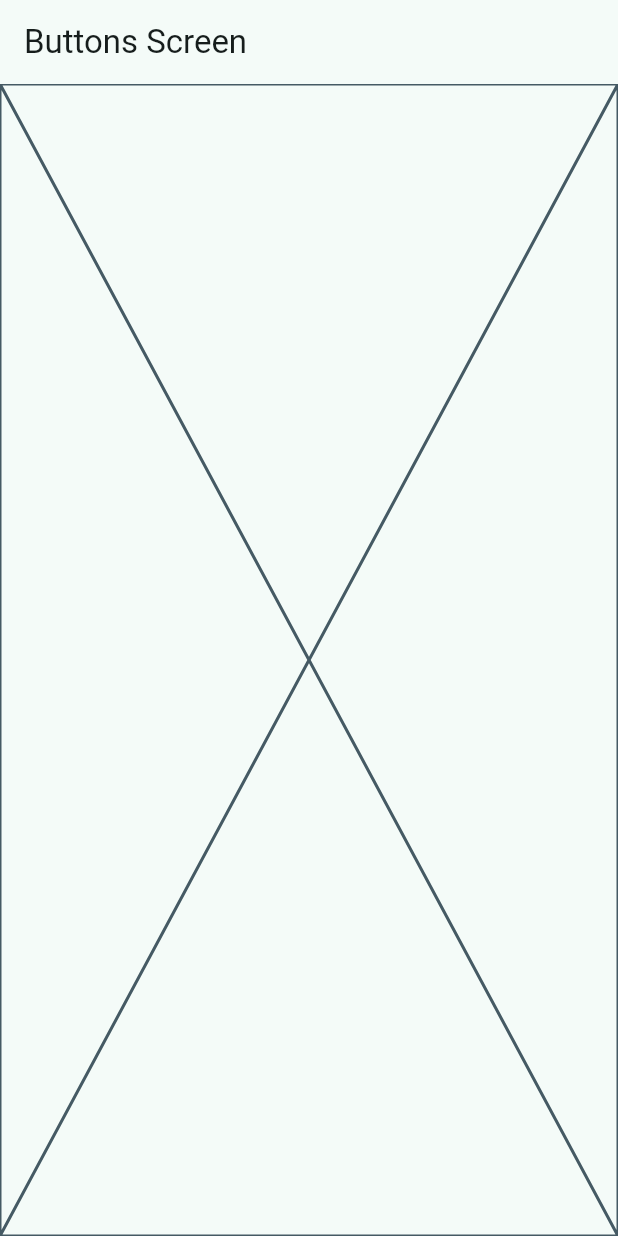
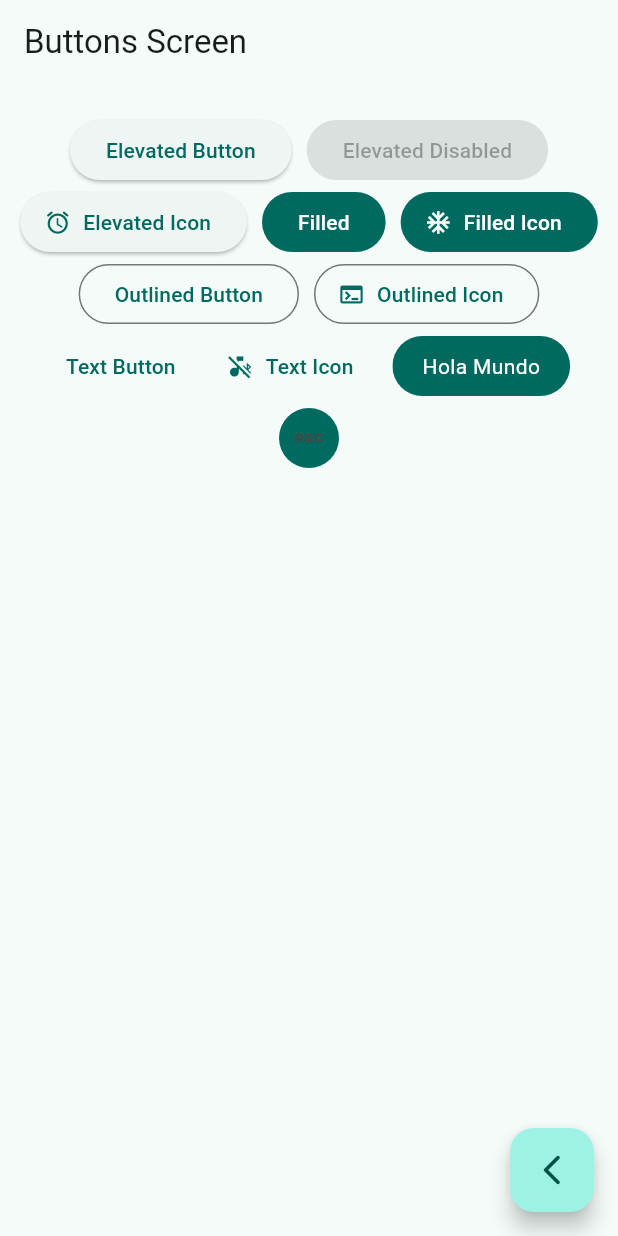
Before and after one commit to omarmontoys/widgets_app, a Flutter app: the ButtonsScreen screen opened by its route, on a phone screen of 412 x 824 dp. Run offline on Flutter 3.47's test engine with Material 2 defaults, Android fonts, the phone set to English and light mode, and no system bars; our stand-ins replace go_router.

Commit message:
Buttons Screen finish

```diff
--- a/lib/presentation/screens/home/buttons/buttons_screen.dart
+++ b/lib/presentation/screens/home/buttons/buttons_screen.dart
@@ -1,4 +1,5 @@
 import 'package:flutter/material.dart';
+import 'package:go_router/go_router.dart';
 
 class ButtonsScreen extends StatelessWidget {
   static const String name = "ButtonsScreen";
@@ -10,7 +11,95 @@ class ButtonsScreen extends StatelessWidget {
       appBar: AppBar(
         title: const Text('Buttons Screen'),
       ),
-      body: const Placeholder(),
+      body: const _ButtonsView(),
+      floatingActionButton: FloatingActionButton(
+        child: const Icon(Icons.arrow_back_ios_new_rounded),
+        onPressed: () {
+          context.pop();
+        },
+      ),
     );
   }
 }
+
+class _ButtonsView extends StatelessWidget {
+  const _ButtonsView();
+
+  @override
+  Widget build(BuildContext context) {
+    final colors = Theme.of(context).colorScheme;
+    return SizedBox(
+        width: double.infinity,
+        child: Padding(
+          padding: const EdgeInsets.symmetric(horizontal: 10, vertical: 20),
+          child: Wrap(
+            spacing: 10,
+            crossAxisAlignment: WrapCrossAlignment.center,
+            alignment: WrapAlignment.center,
+            children: [
+              ElevatedButton(
+                  onPressed: () {}, child: const Text('Elevated Button')),
+              const ElevatedButton(
+                  onPressed: null, child: Text('Elevated Disabled')),
+              ElevatedButton.icon(
+                  onPressed: () {},
+                  icon: const Icon(Icons.access_alarm_rounded),
+                  label: const Text('Elevated Icon')),
+              FilledButton(onPressed: () {}, child: const Text('Filled')),
+              FilledButton.icon(
+                  onPressed: () {},
+                  icon: const Icon(Icons.ac_unit_outlined),
+                  label: const Text('Filled Icon')),
+              OutlinedButton(
+                  onPressed: () {}, child: const Text('Outlined Button')),
+              OutlinedButton.icon(
+                onPressed: () {},
+                icon: const Icon(Icons.terminal_outlined),
+                label: const Text('Outlined Icon'),
+              ),
+              TextButton(
+                onPressed: () {},
+                child: const Text('Text Button'),
+              ),
+              TextButton.icon(
+                onPressed: () {},
+                icon: const Icon(Icons.media_bluetooth_off),
+                label: const Text('Text Icon'),
+              ),
+              const CustomButton(),
+              IconButton(
+                onPressed: () {},
+                icon: const Icon(Icons.abc_outlined),
+                style: ButtonStyle(
+                    backgroundColor: MaterialStatePropertyAll(colors.primary)),
+              )
+            ],
+          ),
+        ));
+  }
+}
+
+class CustomButton extends StatelessWidget {
+  const CustomButton({super.key});
+
+  @override
+  Widget build(BuildContext context) {
+    final colors = Theme.of(context).colorScheme;
+    return ClipRRect(
+      borderRadius: BorderRadius.circular(20),
+      child: Material(
+        color: colors.primary,
+        child: InkWell(
+          onTap: () {},
+          child: const Padding(
+            padding: EdgeInsets.symmetric(horizontal: 20, vertical: 10),
+            child: Text(
+              'Hola Mundo',
+              style: TextStyle(color: Colors.white),
+            ),
+          ),
+        ),
+      ),
+    );
+  }
+}
```
